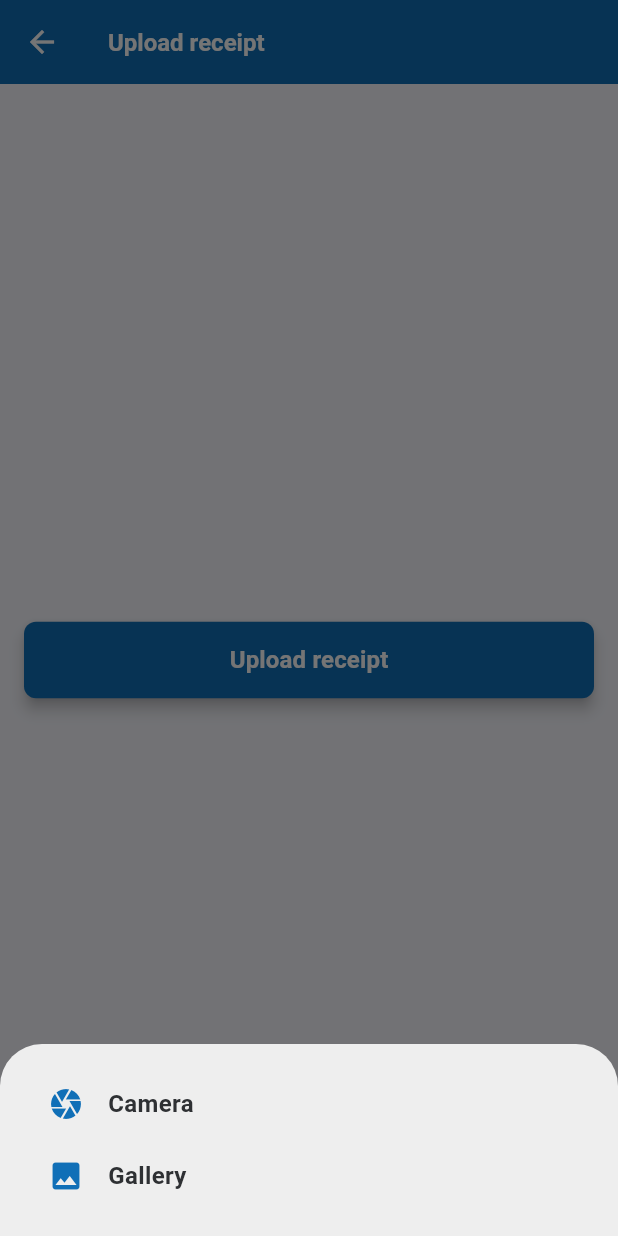
After one commit to pathu-221/thomas-flutter-app, a Flutter app: the UploadReceiptScreen screen opened directly, after a tap on "Upload receipt", on a phone screen of 412 x 824 dp. The commit adds this screen. Run offline on Flutter 3.47's test engine with Material 2 defaults, Android fonts, the light colour scheme and no system bars; drawn by our look-alikes of nb_utils; our stand-ins replace image_picker; missing offline and left inert: hand_signature; network calls fail.

Commit message:
upload receipts and see my receipts

```diff
--- a/lib/locale/language_en.dart
+++ b/lib/locale/language_en.dart
@@ -60,4 +60,16 @@ class LanguageEn extends BaseLanguage {
 
   @override
   String get passwordsDoNotMatch => "Passwords do not match!";
+
+  @override
+  String get uploadReceipt => "Upload receipt";
+
+  @override
+  String get camera => "Camera";
+
+  @override
+  String get gallery => "Gallery";
+
+  @override
+  String get myReceipts => "My receipts";
 }
--- a/lib/locale/languages.dart
+++ b/lib/locale/languages.dart
@@ -38,4 +38,12 @@ abstract class BaseLanguage {
   String get otpLabel;
 
   String get passwordsDoNotMatch;
+
+  String get uploadReceipt;
+
+  String get camera;
+
+  String get gallery;
+
+  String get myReceipts;
 }
--- a/lib/main.dart
+++ b/lib/main.dart
@@ -2,6 +2,7 @@ import 'package:flutter/material.dart';
 import 'package:mobile_app/locale/language_en.dart';
 import 'package:mobile_app/locale/languages.dart';
 import 'package:mobile_app/screens/sign_in_and_sign_up/sign_in_screen.dart';
+import 'package:mobile_app/screens/splash_screen.dart';
 import 'package:mobile_app/utils/configs.dart';
 import 'package:nb_utils/nb_utils.dart';
 
@@ -30,7 +31,7 @@ class MyApp extends StatelessWidget {
           colorScheme: ColorScheme.fromSeed(seedColor: primaryColor),
           useMaterial3: true,
         ),
-        home: const SignInScreen(),
+        home: CustomSplashScreen(),
       ),
     );
   }
--- /dev/null
+++ b/lib/screens/main_menu/upload_receipt/upload_receipt_screen.dart
@@ -0,0 +1,89 @@
+import 'package:flutter/material.dart';
+import 'package:mobile_app/main.dart';
+import 'package:mobile_app/utils/configs.dart';
+import 'package:nb_utils/nb_utils.dart';
+import 'package:image_picker/image_picker.dart';
+
+class UploadReceiptScreen extends StatefulWidget {
+  const UploadReceiptScreen({super.key});
+
+  @override
+  State<UploadReceiptScreen> createState() => _UploadReceiptScreenState();
+}
+
+class _UploadReceiptScreenState extends State<UploadReceiptScreen> {
+  void _pickFromCamera() async {
+    final file = await ImagePicker().pickImage(source: ImageSource.camera);
+  }
+
+  void _pickFromGallery() async {
+    final file = await ImagePicker().pickImage(source: ImageSource.gallery);
+  }
+
+  void _showBottomSheet(BuildContext context) {
+    showModalBottomSheet(
+        context: context,
+        backgroundColor: context.cardColor,
+        builder: (context) {
+          return Column(
+            mainAxisSize: MainAxisSize.min,
+            mainAxisAlignment: MainAxisAlignment.start,
+            children: [
+              SettingItemWidget(
+                title: language.camera,
+                leading: const Icon(
+                  Icons.camera,
+                  color: primaryColor,
+                ),
+                onTap: () {
+                  _pickFromCamera();
+                  finish(context);
+                },
+              ),
+              SettingItemWidget(
+                title: language.gallery,
+                leading: const Icon(
+                  Icons.image,
+                  color: primaryColor,
+                ),
+                onTap: () {
+                  _pickFromGallery();
+                  finish(context);
+                },
+              ),
+            ],
+          ).paddingAll(16);
+        });
+  }
+
+  @override
+  Widget build(BuildContext context) {
+    return Scaffold(
+      appBar: AppBar(
+        iconTheme: const IconThemeData(color: Colors.white),
+        backgroundColor: primaryColor,
+        title: Text(
+          language.uploadReceipt,
+          style: boldTextStyle(color: Colors.white),
+        ),
+      ),
+      body: Container(
+        padding: const EdgeInsets.all(16),
+        child: Column(
+            mainAxisAlignment: MainAxisAlignment.center,
+            crossAxisAlignment: CrossAxisAlignment.center,
+            children: [
+              AppButton(
+                width: context.width(),
+                color: primaryColor,
+                textColor: Colors.white,
+                text: language.uploadReceipt,
+                onTap: () {
+                  _showBottomSheet(context);
+                },
+              ),
+            ]),
+      ),
+    );
+  }
+}
--- a/lib/screens/sign_in_and_sign_up/sign_in_screen.dart
+++ b/lib/screens/sign_in_and_sign_up/sign_in_screen.dart
@@ -109,7 +109,6 @@ class _SignInScreenState extends State<SignInScreen> {
 
   @override
   Widget build(BuildContext context) {
-    print('card color ${context.cardColor}');
     return Scaffold(
       appBar: AppBar(
         elevation: 0,
--- /dev/null
+++ b/lib/utils/images.dart
@@ -0,0 +1,2 @@
+const splash_screen_bg = 'assets/splash_screen_bg.jpg';
+const app_logo = 'assets/app_logo.png';
```
Also changed, not shown: lib/network/rest_apis/receipts.dart (added, +16 -0 lines), lib/screens/main_menu/main_menu_screen.dart (+9 -2 lines), lib/screens/main_menu/my_receips/my_receipts_screen.dart (added, +30 -0 lines), lib/screens/splash_screen.dart (added, +37 -0 lines), pubspec.yaml (+7 -27 lines), assets/app_logo.png (added), assets/splash_screen_bg.jpg (added), lib/screens/main_menu/save_signature/save_signature_screen.dart (renamed from lib/screens/save_signature/save_signature_screen.dart), pubspec.lock.
